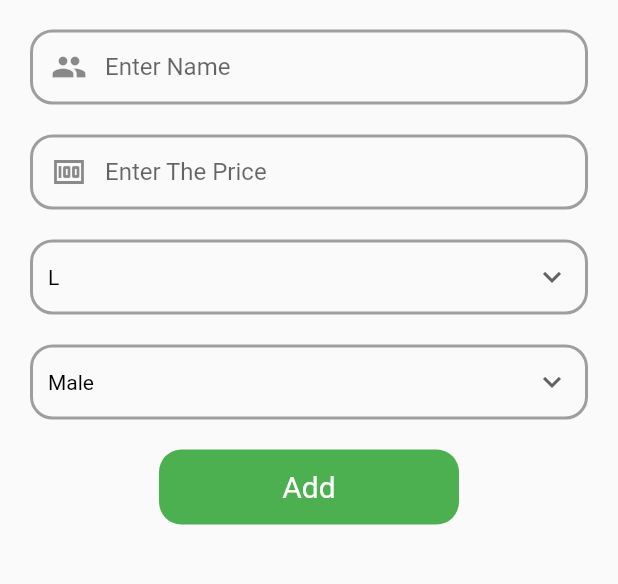
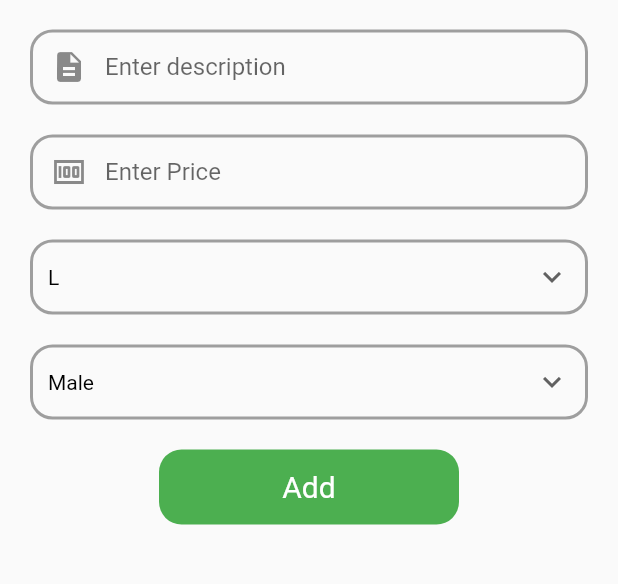
Before and after one commit to Genics85/fooseline-admin, a Flutter app: the screen it shows after launch, on a phone screen of 412 x 824 dp, the part 431-1015 px from its top. Run offline on Flutter 3.47's test engine with Material 2 defaults, Android fonts, the phone set to English and light mode, and no system bars; our stand-ins replace cloud_firestore, firebase_core, firebase_storage, image_picker; accounts and stored records are empty.

Commit message:
restructuring done with dispose for memory also

```diff
--- a/lib/homepage.dart
+++ b/lib/homepage.dart
@@ -15,7 +15,7 @@ class HomePage extends StatefulWidget {
 }
 
 class _HomePageState extends State<HomePage> {
-  final GlobalKey<ScaffoldState> _scaffoldKey = new GlobalKey<ScaffoldState>();
+  final GlobalKey<ScaffoldState> _scaffoldKey = GlobalKey<ScaffoldState>();
 
   final GlobalKey<FormState> _key = GlobalKey<FormState>();
   TextEditingController name= TextEditingController();
@@ -59,7 +59,7 @@ class _HomePageState extends State<HomePage> {
     });
   }
 
-//function for textfield and image verification before uploading
+//function for text field and image verification before uploading
   bool verifier(){
     return (name.text==""||price.text==""||_image==null);
   }
@@ -142,7 +142,8 @@ class _HomePageState extends State<HomePage> {
 
   @override
   void dispose() {
-    name;
+    name.dispose();
+    price.dispose();
     super.dispose();
   }
 
@@ -158,7 +159,7 @@ class _HomePageState extends State<HomePage> {
             children: [
 
               Container(
-                margin: EdgeInsets.all(20),
+                margin: const EdgeInsets.all(20),
                 child: Form(
                   key: _key,
                   child: Column(
@@ -167,11 +168,11 @@ class _HomePageState extends State<HomePage> {
                       GestureDetector(
                         onTap: pickImage,
                         child:ClipOval(
-                          child: Container(
+                          child: SizedBox(
                             height: 100,
                             width: 100,
                             child: _image!=null? Image.file(_image!):
-                            Image(image: AssetImage("images/cameraLogo.jpg")),
+                            const Image(image: AssetImage("images/cameraLogo.jpg")),
                           ),
                         )
                       ),
@@ -184,15 +185,15 @@ class _HomePageState extends State<HomePage> {
                           )
                         ),
                         height: textFieldHeight,
-                        margin: EdgeInsets.only(top: 20),
+                        margin: const EdgeInsets.only(top: 20),
                         child: TextFormField(
                           autofocus: false,
                           validator: _validateInputs,
                           keyboardType: TextInputType.text,
                           controller: name,
                             decoration: const InputDecoration(
-                              prefixIcon: Icon(Icons.people),
-                              hintText: "Enter Name",
+                              prefixIcon: Icon(Icons.description),
+                              hintText: "Enter description",
                               border: InputBorder.none,
                                 focusColor: Colors.grey
                               // hintStyle: TextStyle(color: hintColor)
@@ -214,7 +215,7 @@ class _HomePageState extends State<HomePage> {
                             decoration: const InputDecoration(
                               border: InputBorder.none,
                               prefixIcon: Icon(Icons.money),
-                              hintText: "Enter The Price",
+                              hintText: "Enter Price",
                               // hintStyle: TextStyle(color: hintColor)
                             )),
                       ),
@@ -222,7 +223,7 @@ class _HomePageState extends State<HomePage> {
 
                         Container(
                           height: textFieldHeight,
-                          padding: EdgeInsets.only(left: 10,right: 10),
+                          padding: const EdgeInsets.only(left: 10,right: 10),
                           decoration: BoxDecoration(
                             borderRadius: BorderRadius.circular(15),
                             border: Border.all(
@@ -253,8 +254,8 @@ class _HomePageState extends State<HomePage> {
                         ),
                           Container(
                             height: textFieldHeight,
-                            padding: EdgeInsets.all(10),
-                            margin: EdgeInsets.only(top: 20),
+                            padding: const EdgeInsets.all(10),
+                            margin: const EdgeInsets.only(top: 20),
                             decoration: BoxDecoration(
                               borderRadius: BorderRadius.circular(15),
                               border: Border.all(
@@ -287,7 +288,7 @@ class _HomePageState extends State<HomePage> {
                               ),
                             ),
                           ),
-                      SizedBox(height: 20,),
+                      const SizedBox(height: 20,),
 
 
                       GestureDetector(
@@ -303,7 +304,7 @@ class _HomePageState extends State<HomePage> {
                             color: Colors.green,
                             borderRadius: BorderRadius.circular(15)
                           ),
-                          child: AppText(text: "Add", color: Colors.white,size: 20,),
+                          child: const AppText(text: "Add", color: Colors.white,size: 20,),
                         ),
                       )
                     ],
```
